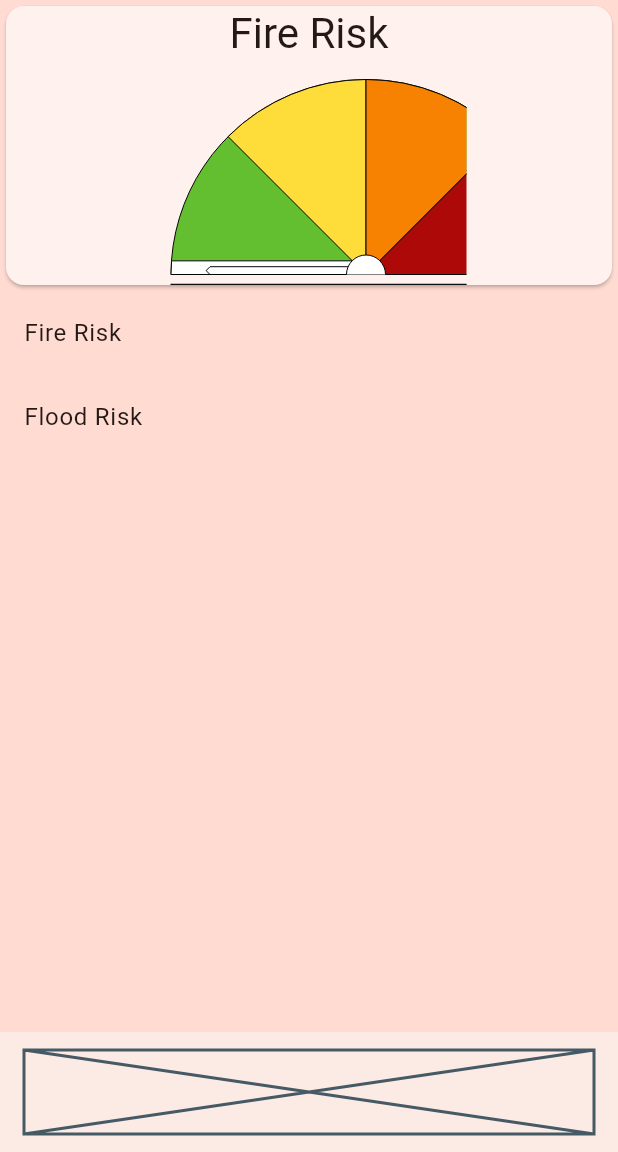
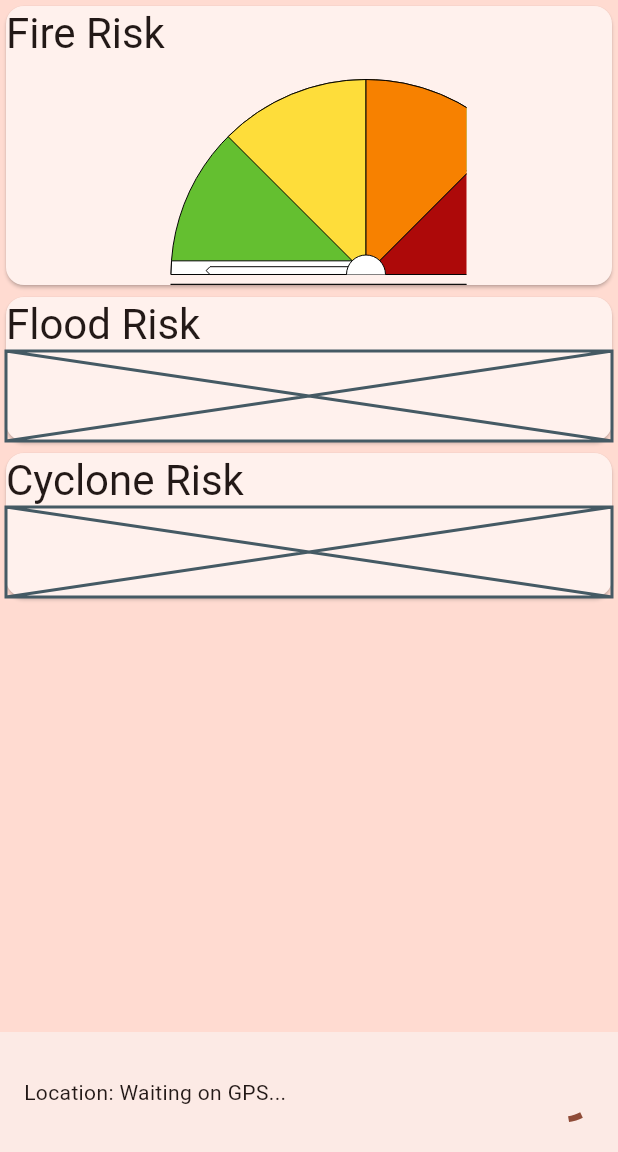
Before and after one commit to yetanothercarbot/govhack-2023, a Flutter app: the screen it shows after launch, on a phone screen of 412 x 824 dp, the part 84-1236 px from its top. Run offline on Flutter 3.47's test engine with Material 2 defaults, Android fonts, the phone set to English and light mode, and no system bars; our stand-ins replace flutter_svg, geolocator.

Commit message:
Better cards

```diff
--- a/app/brisilience/lib/ui.dart
+++ b/app/brisilience/lib/ui.dart
@@ -124,17 +124,27 @@ class ShortTermPage extends StatelessWidget {
         Card(
           child: Column(
             children: [
-              Text('Fire Risk', style: theme.textTheme.headlineMedium),
+              Align(alignment: Alignment.centerLeft, child: Text('Fire Risk', style: theme.textTheme.headlineMedium)),
               SvgPicture.asset('assets/fire-risk.svg', semanticsLabel: 'Fire Risk ${appState.fireRiskDesc}',)
             ],
           ),
         ),
-        ListTile(
-          title: const Text('Fire Risk')
+        Card(
+          child: Column(
+            children: [
+              Align(alignment: Alignment.centerLeft, child: Text('Flood Risk', style: theme.textTheme.headlineMedium)),
+              Container(height: 60, child: Placeholder(),),
+            ],
+          ),
         ),
-        ListTile(
-          title: const Text('Flood Risk'),
-        )
+        Card(
+          child: Column(
+            children: [
+              Align(alignment: Alignment.centerLeft, child: Text('Cyclone Risk', style: theme.textTheme.headlineMedium)),
+              Container(height: 60, child: Placeholder(),),
+            ],
+          ),
+        ),
       ]
 
 
@@ -145,6 +155,9 @@ class ShortTermPage extends StatelessWidget {
 class LocationIndicator extends StatelessWidget {
   @override
   Widget build(BuildContext context) {
-    return Placeholder();
+    return Stack(children: [
+      Align(alignment: Alignment.centerLeft, child: Text('Location: Waiting on GPS...')),
+      Align(alignment: Alignment.centerRight, child: CircularProgressIndicator())
+    ],);
   }
 }
```
